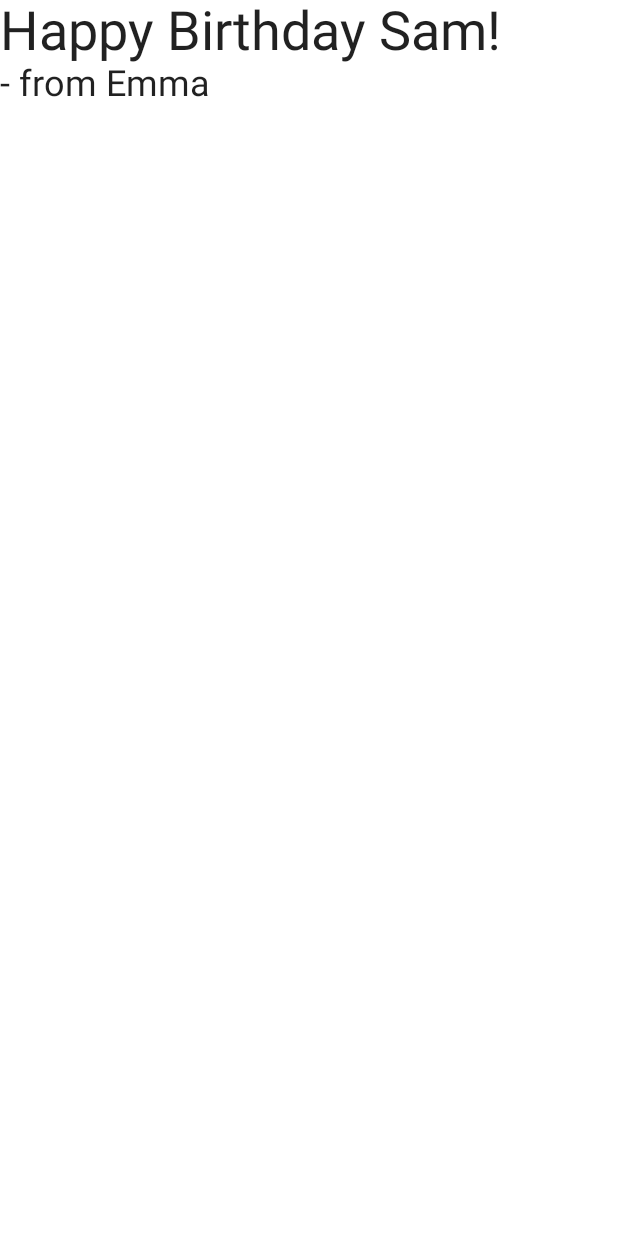
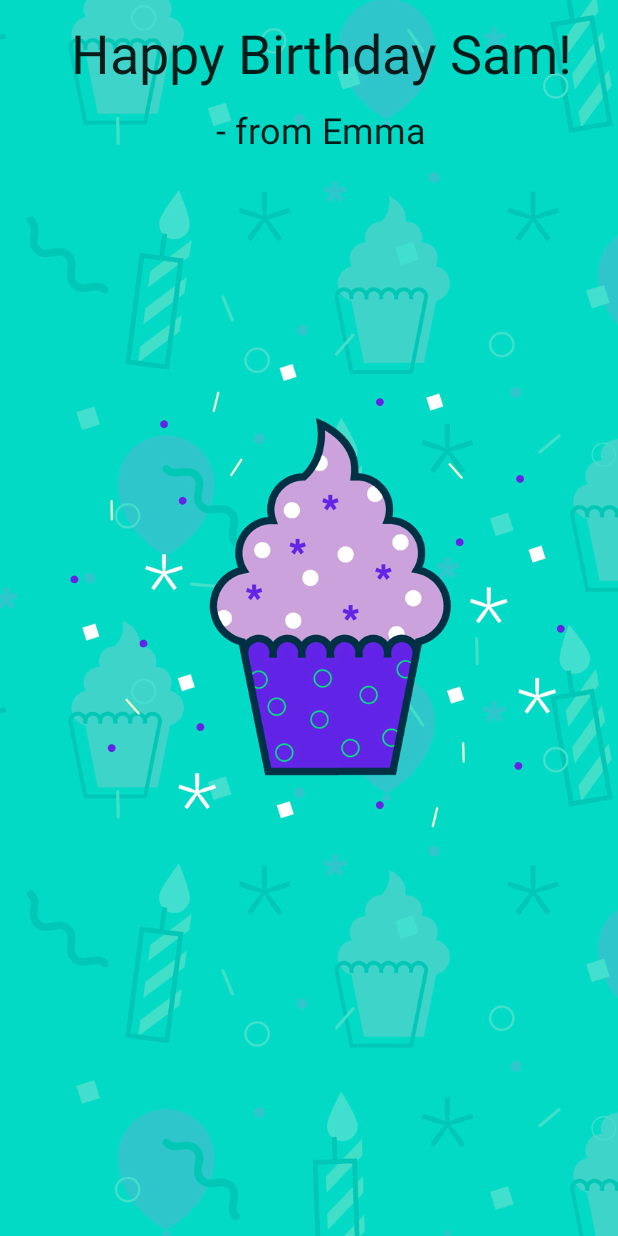
Before and after one commit to jonathanzho/TestJetpackCompose, an Android app built with Jetpack Compose: the screen it shows after launch (MainActivity), on a phone screen of 412 x 824 dp. Run offline under Robolectric (Android 15) with nearby library versions, the phone set to English and light mode, and no system bars.

```diff
--- a/app/src/main/java/com/example/jonathan/testjetpackcompose/MainActivity.kt
+++ b/app/src/main/java/com/example/jonathan/testjetpackcompose/MainActivity.kt
@@ -4,16 +4,17 @@ import android.os.Bundle
 import androidx.activity.ComponentActivity
 import androidx.activity.compose.setContent
 import androidx.compose.foundation.Image
-import androidx.compose.foundation.layout.Box
-import androidx.compose.foundation.layout.Column
-import androidx.compose.foundation.layout.fillMaxSize
+import androidx.compose.foundation.layout.*
 import androidx.compose.material.MaterialTheme
 import androidx.compose.material.Surface
 import androidx.compose.material.Text
 import androidx.compose.runtime.Composable
+import androidx.compose.ui.Alignment
 import androidx.compose.ui.Modifier
+import androidx.compose.ui.layout.ContentScale
 import androidx.compose.ui.res.painterResource
 import androidx.compose.ui.tooling.preview.Preview
+import androidx.compose.ui.unit.dp
 import androidx.compose.ui.unit.sp
 import com.example.jonathan.testjetpackcompose.ui.theme.HappyBirthdayTheme
 
@@ -27,7 +28,7 @@ class MainActivity : ComponentActivity() {
                     modifier = Modifier.fillMaxSize(),
                     color = MaterialTheme.colors.background
                 ) {
-                    BirthdayGreetingWithText("Happy Birthday Sam!", "- from Emma")
+                    BirthdayGreetingWithImage("Happy Birthday Sam!", "- from Emma")
                 }
             }
         }
@@ -39,12 +40,20 @@ fun BirthdayGreetingWithText(message: String, from: String) {
     Column {
         Text(
             text = message,
-            fontSize = 36.sp
+            fontSize = 36.sp,
+            modifier = Modifier
+                .fillMaxWidth()
+                .wrapContentWidth(Alignment.CenterHorizontally)
+                .padding(start = 16.dp, top = 16.dp)
         )
 
         Text(
             text = from,
-            fontSize = 24.sp
+            fontSize = 24.sp,
+            modifier = Modifier
+                .fillMaxWidth()
+                .wrapContentWidth(Alignment.CenterHorizontally)
+                .padding(start = 16.dp, top = 16.dp)
         )
     }
 }
@@ -56,7 +65,11 @@ fun BirthdayGreetingWithImage(message: String, from: String) {
     Box {
         Image(
             painter = image,
-            contentDescription = null
+            contentDescription = null,
+            modifier = Modifier
+                .fillMaxHeight()
+                .fillMaxWidth(),
+            contentScale = ContentScale.Crop
         )
 
         BirthdayGreetingWithText(message, from)
```
